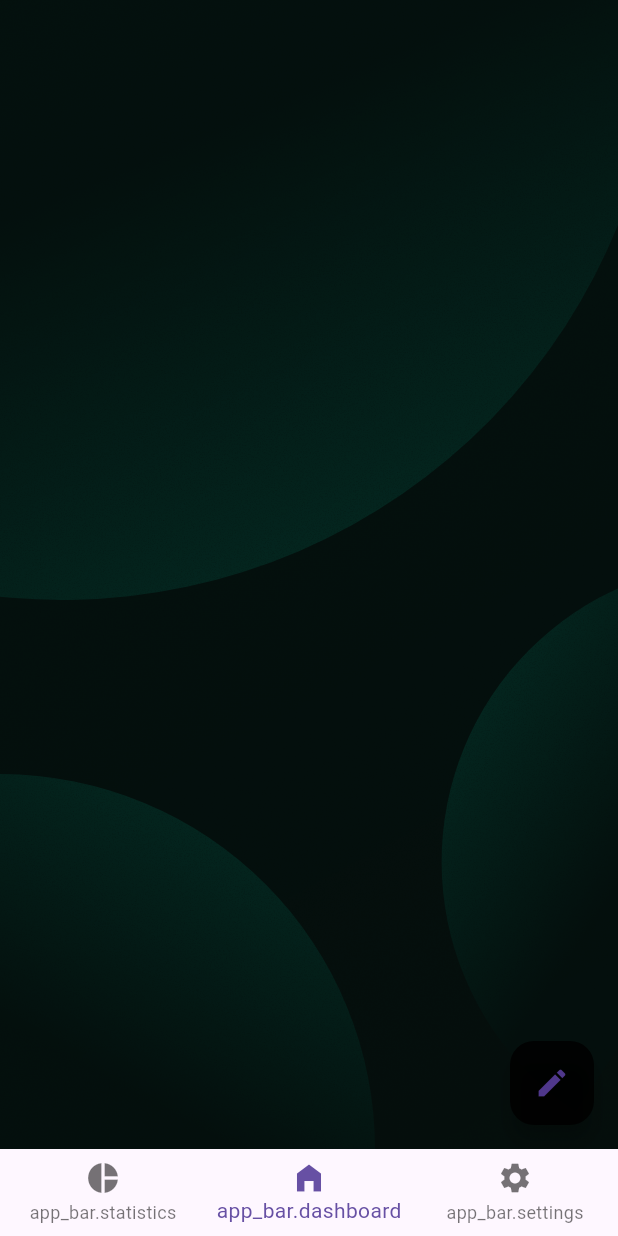
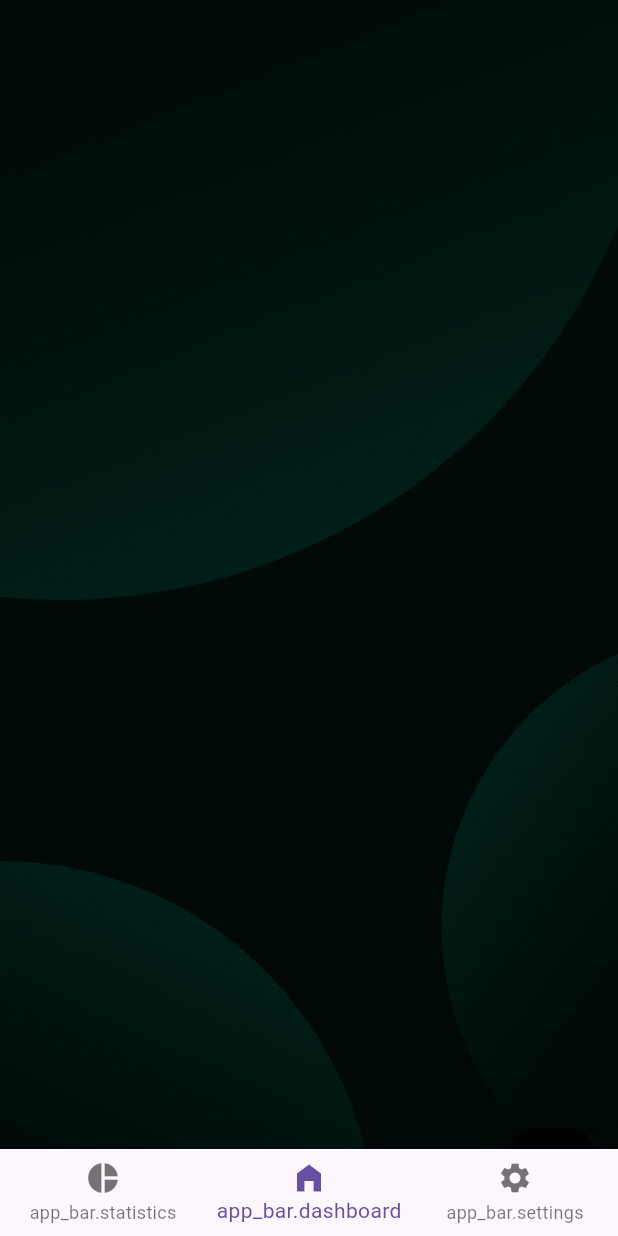
Before and after one commit to kien-mnly/appthemes-v3, a Flutter app: the NavBar screen opened directly, on a phone screen of 412 x 824 dp. Run offline on Flutter 3.47's test engine with Material 3 defaults, Android fonts, the phone set to English and light mode, and no system bars.

Commit message:
feat: update CustomScaffold to use dynamic background color

```diff
--- a/lib/config/theme/custom_background.dart
+++ b/lib/config/theme/custom_background.dart
@@ -8,6 +8,7 @@ class CustomBackground {
   final List<Color> elementColors;
   final Color accentColor;
   final double backgroundOpacity;
+  final Color background;
 
   CustomBackground({
     required this.id,
@@ -16,6 +17,7 @@ class CustomBackground {
     required this.elementColors,
     required this.accentColor,
     required this.backgroundOpacity,
+    required this.background,
   });
 }
 
@@ -27,6 +29,7 @@ final List<CustomBackground> customBackgrounds = [
       CustomColors.turqoise800,
       CustomColors.turqoise800.withValues(alpha: 0.75),
     ],
+    background: CustomColors.black,
     //requires 3 colors for better gradient effect
     elementColors: [
       CustomColors.turqoise950,
@@ -43,6 +46,7 @@ final List<CustomBackground> customBackgrounds = [
       CustomColors.turqoise800,
       CustomColors.turqoise800.withValues(alpha: 0.75),
     ],
+    background: CustomColors.black,
     elementColors: [
       CustomColors.turqoise950,
       CustomColors.turqoise950,
@@ -58,6 +62,7 @@ final List<CustomBackground> customBackgrounds = [
       CustomColors.turqoise800,
       CustomColors.turqoise800.withValues(alpha: 0.75),
     ],
+    background: CustomColors.green800,
     elementColors: [
       CustomColors.turqoise950,
       CustomColors.turqoise950,
@@ -73,6 +78,7 @@ final List<CustomBackground> customBackgrounds = [
       CustomColors.turqoise800,
       CustomColors.turqoise800.withValues(alpha: 0.75),
     ],
+    background: CustomColors.dark800,
     elementColors: [
       CustomColors.turqoise950,
       CustomColors.turqoise950,
--- a/lib/config/theme/custom_colors.dart
+++ b/lib/config/theme/custom_colors.dart
@@ -15,10 +15,12 @@ class CustomColors {
   // Secondary Colors
   static const turqoise500 = Color(0xFF00CEA4);
   static const turqoise800 = Color(0xFF00221A);
+
   static const turqoise950 = Color(0x0000221A);
 
   static const green800 = Color(0xFF0F1C00);
   static const green700 = Color(0xFF2D9F5D);
+  static const green600 = Color.fromARGB(122, 81, 137, 49);
   static const green300 = Color(0xFFA4F048);
 
   static const gray600 = Color(0xFF808080);
--- a/lib/widgets/custom_scaffold.dart
+++ b/lib/widgets/custom_scaffold.dart
@@ -1,5 +1,4 @@
 import 'dart:ui';
-import 'package:appthemes_v3/config/theme/custom_colors.dart';
 import 'package:flutter/material.dart';
 import '../config/theme/custom_background.dart';
 import 'dashboard_background.dart';
@@ -66,7 +65,7 @@ class CustomScaffold extends StatelessWidget {
   @override
   Widget build(BuildContext context) {
     return Scaffold(
-      backgroundColor: CustomColors.dark900,
+      backgroundColor: background.background,
       extendBodyBehindAppBar: extendBodyBehindAppBar,
       resizeToAvoidBottomInset: resizeToAvoidBottomInset,
       appBar: useAppBar && (title != null || leading != null || actions != null)
@@ -99,7 +98,7 @@ class CustomScaffold extends StatelessWidget {
                       child: BackdropFilter(
                         filter: ImageFilter.blur(sigmaX: 10, sigmaY: 10),
                         child: Container(
-                          color: Colors.black.withValues(alpha: 0.1),
+                          color: Colors.black.withValues(alpha: 1.0),
                         ),
                       ),
                     )
@@ -116,9 +115,19 @@ class CustomScaffold extends StatelessWidget {
             padding: EdgeInsets.only(bottom: bottom ? minBottomPadding : 0),
             child: body,
           ),
+          if (floatingNavigationBar != null)
+            Align(
+              alignment: Alignment.bottomCenter,
+              child: SafeArea(
+                minimum: EdgeInsets.only(bottom: minBottomPadding),
+                child: floatingNavigationBar!,
+              ),
+            ),
         ],
       ),
-      bottomNavigationBar: floatingNavigationBar ?? bottomNavigationBar,
+      bottomNavigationBar: floatingNavigationBar == null
+          ? bottomNavigationBar
+          : null,
     );
   }
 }
```
Also changed, not shown: lib/config/theme/custom_painter.dart (+4 -8 lines).
